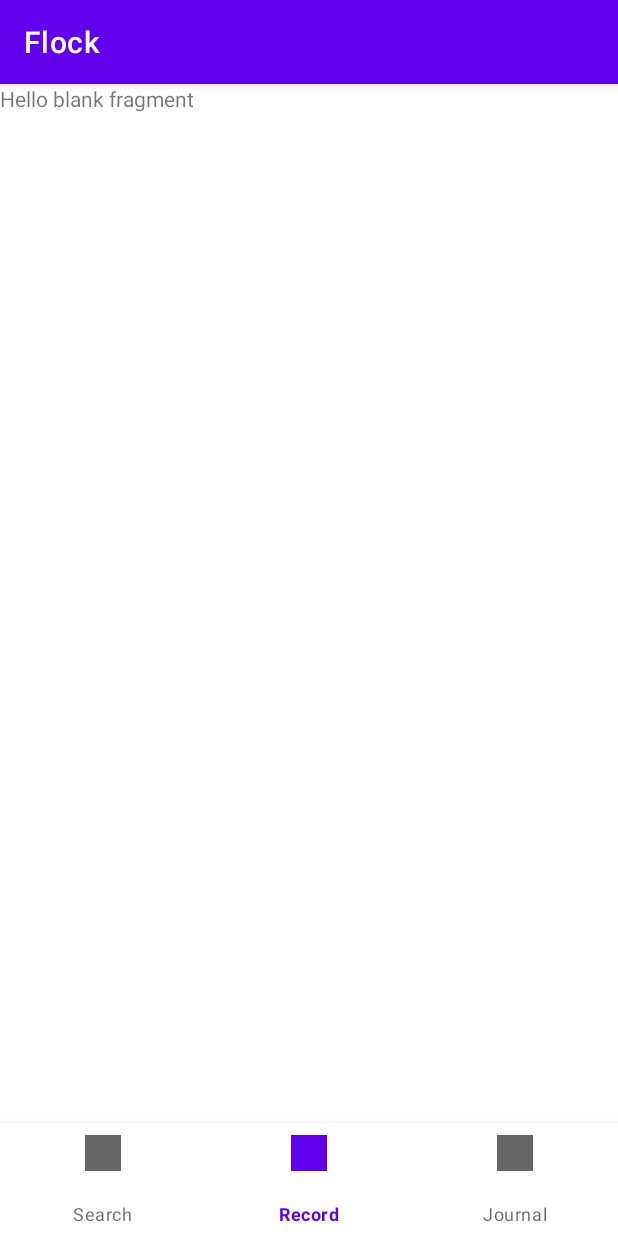
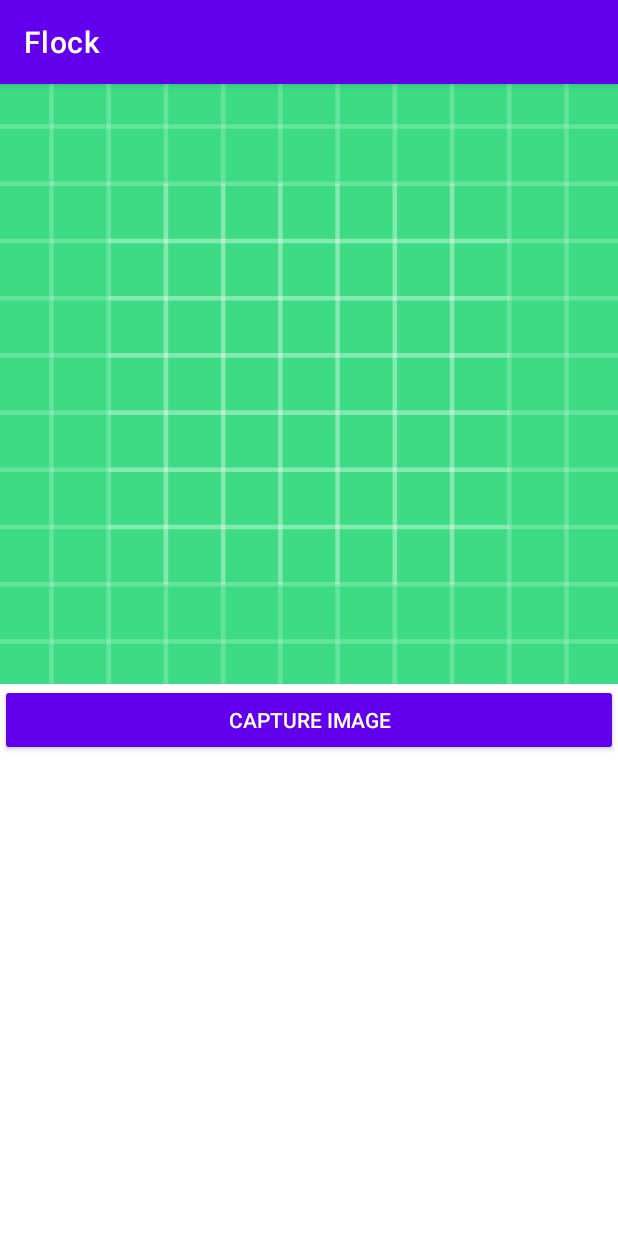
Before and after one commit to udejiofor-chidobem/flock, an Android app: the screen it shows after launch (MainActivity before the commit, Record after it), item 2 of the bottom bar chosen, on a phone screen of 412 x 824 dp. Run offline under Robolectric (Android 15) with nearby library versions, the phone set to English and light mode, and no system bars.

Commit message:
Camera works

```diff
--- a/app/src/main/java/com/example/flock/MainActivity.java
+++ b/app/src/main/java/com/example/flock/MainActivity.java
@@ -3,6 +3,7 @@ package com.example.flock;
 import androidx.annotation.NonNull;
 import androidx.appcompat.app.AppCompatActivity;
 
+import android.content.Intent;
 import android.os.Bundle;
 import android.view.MenuItem;
 
@@ -11,6 +12,8 @@ import com.google.android.material.bottomnavigation.BottomNavigationView;
 public class MainActivity extends AppCompatActivity implements BottomNavigationView.OnNavigationItemSelectedListener {
 
     BottomNavigationView bottomNavigationView;
+
+
 
     @Override
     protected void onCreate(Bundle savedInstanceState) {
@@ -24,7 +27,7 @@ public class MainActivity extends AppCompatActivity implements BottomNavigationV
 
     }
     Journal journal = new Journal();
-    Record record = new Record();
+//    Record record = new Record();
     Search search = new Search();
 
     @Override
@@ -40,7 +43,8 @@ public class MainActivity extends AppCompatActivity implements BottomNavigationV
                 return true;
 
             case R.id.record:
-                getSupportFragmentManager().beginTransaction().replace(R.id.container, record).commit();
+                Intent recordSwitch = new Intent(MainActivity.this, Record.class);
+                startActivity(recordSwitch);
                 return true;
         }
         return false;
--- a/app/src/main/java/com/example/flock/Record.java
+++ b/app/src/main/java/com/example/flock/Record.java
@@ -1,32 +1,44 @@
 package com.example.flock;
 
+import android.Manifest;
+import android.content.ContentValues;
+import android.content.Intent;
+import android.content.pm.PackageManager;
+import android.net.Uri;
+import android.os.Build;
 import android.os.Bundle;
 
+import androidx.annotation.NonNull;
+import androidx.appcompat.app.AppCompatActivity;
 import androidx.fragment.app.Fragment;
 
+import android.os.PerformanceHintManager;
+import android.provider.MediaStore;
 import android.view.LayoutInflater;
 import android.view.View;
 import android.view.ViewGroup;
+import android.widget.Button;
+import android.widget.ImageView;
+import android.widget.Toast;
 
 /**
  * A simple {@link Fragment} subclass.
  * Use the {@link Record#newInstance} factory method to
  * create an instance of this fragment.
  */
-public class Record extends Fragment {
+public class Record extends AppCompatActivity {
 
-    // TODO: Rename parameter arguments, choose names that match
-    // the fragment initialization parameters, e.g. ARG_ITEM_NUMBER
-    private static final String ARG_PARAM1 = "param1";
-    private static final String ARG_PARAM2 = "param2";
+    private static final int PERMISSION_CODE = 1000;
+    private static final int IMAGE_CAPTURE_CODE = 1001;
 
-    // TODO: Rename and change types of parameters
-    private String mParam1;
-    private String mParam2;
+    Button mCaptureBtn;
+    ImageView mImageView;
 
-    public Record() {
-        // Required empty public constructor
-    }
+    Uri image_uri;
+
+//    public Record() {
+//        // Required empty public constructor
+//    }
 
     /**
      * Use this factory method to create a new instance of
@@ -36,29 +48,99 @@ public class Record extends Fragment {
      * @param param2 Parameter 2.
      * @return A new instance of fragment Record.
      */
-    // TODO: Rename and change types and number of parameters
     public static Record newInstance(String param1, String param2) {
         Record fragment = new Record();
         Bundle args = new Bundle();
-        args.putString(ARG_PARAM1, param1);
-        args.putString(ARG_PARAM2, param2);
-        fragment.setArguments(args);
+//        args.putString(ARG_PARAM1, param1);
+//        args.putString(ARG_PARAM2, param2);
+//        fragment.setArguments(args);
         return fragment;
     }
 
     @Override
     public void onCreate(Bundle savedInstanceState) {
         super.onCreate(savedInstanceState);
-        if (getArguments() != null) {
-            mParam1 = getArguments().getString(ARG_PARAM1);
-            mParam2 = getArguments().getString(ARG_PARAM2);
+        setContentView(R.layout.fragment_record);
+//        if (getArguments() != null) {
+//            mParam1 = getArguments().getString(ARG_PARAM1);
+//            mParam2 = getArguments().getString(ARG_PARAM2);
+//        }
+
+        mImageView = findViewById(R.id.image_view);
+        mCaptureBtn = findViewById(R.id.capture_image_btn);
+
+        // button click
+        mCaptureBtn.setOnClickListener(new View.OnClickListener() {
+            @Override
+            public void onClick(View v) {
+                // if system os is >= marshmallow, request runtime permission
+                if (Build.VERSION.SDK_INT >= Build.VERSION_CODES.M) {
+                    if (checkSelfPermission(Manifest.permission.CAMERA) ==
+                            PackageManager.PERMISSION_DENIED ||
+                            checkSelfPermission(Manifest.permission.WRITE_EXTERNAL_STORAGE) ==
+                            PackageManager.PERMISSION_DENIED) {
+                        // permission not enabled, request it
+                        String[] permission = {Manifest.permission.CAMERA, Manifest.permission.WRITE_EXTERNAL_STORAGE};
+                        // show popup to request permissions
+                        requestPermissions(permission, PERMISSION_CODE);
+                    }
+                    else {
+                        // permission already granted
+                        openCamera();
+                    }
+                }
+                else {
+                    // system os < marshmallow
+                    openCamera();
+                }
+            }
+        });
+
+    }
+
+    private void openCamera() {
+        ContentValues values = new ContentValues();
+        values.put(MediaStore.Images.Media.TITLE, "New Picture");
+        values.put(MediaStore.Images.Media.DESCRIPTION, "From the Camera");
+        image_uri = getContentResolver().insert(MediaStore.Images.Media.EXTERNAL_CONTENT_URI, values);
+        // Camera intent
+        Intent cameraIntent = new Intent(MediaStore.ACTION_IMAGE_CAPTURE);
+        cameraIntent.putExtra(MediaStore.EXTRA_OUTPUT, image_uri);
+        startActivityForResult(cameraIntent, IMAGE_CAPTURE_CODE);
+    }
+
+//    @Override
+//    public View onCreateView(LayoutInflater inflater, ViewGroup container,
+//                             Bundle savedInstanceState) {
+//        // Inflate the layout for this fragment
+//        return inflater.inflate(R.layout.fragment_record, container, false);
+//    }
+
+    @Override
+    public void onRequestPermissionsResult(int requestCode, @NonNull String[] permissions, @NonNull int[] grantResults) {
+        switch (requestCode) {
+            case PERMISSION_CODE: {
+                if (grantResults.length > 0 && grantResults[0] ==
+                        PackageManager.PERMISSION_GRANTED) {
+                    // permission from popup was granted
+                    openCamera();
+                }
+                else {
+                    // permission from popup was denied
+                    Toast.makeText(this, "Permission denied...", Toast.LENGTH_SHORT).show();
+                }
+            }
         }
     }
 
     @Override
-    public View onCreateView(LayoutInflater inflater, ViewGroup container,
-                             Bundle savedInstanceState) {
-        // Inflate the layout for this fragment
-        return inflater.inflate(R.layout.fragment_record, container, false);
+    protected void onActivityResult(int requestCode, int resultCode, Intent data) {
+        // called when image was captured from camera
+
+        if (resultCode == RESULT_OK) {
+            // set the image captured to our ImageView
+            mImageView.setImageURI(image_uri);
+
+        }
     }
 }
--- a/app/src/main/res/layout/fragment_record.xml
+++ b/app/src/main/res/layout/fragment_record.xml
@@ -1,14 +1,24 @@
 <?xml version="1.0" encoding="utf-8"?>
-<FrameLayout xmlns:android="http://schemas.android.com/apk/res/android"
+<LinearLayout xmlns:android="http://schemas.android.com/apk/res/android"
     xmlns:tools="http://schemas.android.com/tools"
     android:layout_width="match_parent"
     android:layout_height="match_parent"
+    android:orientation="vertical"
+    android:gravity="center_horizontal"
     tools:context=".Record">
 
-    <!-- TODO: Update blank fragment layout -->
-    <TextView
+    <ImageView
+        android:id="@+id/image_view"
+        android:scaleType="centerCrop"
+        android:src="@drawable/ic_launcher_background"
         android:layout_width="match_parent"
-        android:layout_height="match_parent"
-        android:text="@string/hello_blank_fragment" />
+        android:layout_height="400dp"/>
 
-</FrameLayout>
+    <Button
+        android:id="@+id/capture_image_btn"
+        android:text="Capture Image"
+        style="@style/Base.Widget.AppCompat.Button.Colored"
+        android:layout_width="match_parent"
+        android:layout_height="wrap_content"/>
+
+</LinearLayout>
--- a/build.gradle
+++ b/build.gradle
@@ -1,7 +1,7 @@
 // Top-level build file where you can add configuration options common to all sub-projects/modules.
 plugins {
-    id 'com.android.application' version '7.1.2' apply false
-    id 'com.android.library' version '7.1.2' apply false
+    id 'com.android.application' version '7.3.0' apply false
+    id 'com.android.library' version '7.3.0' apply false
 }
 
 task clean(type: Delete) {
```
Also changed, not shown: app/src/main/AndroidManifest.xml (+11 -1 lines), gradle/wrapper/gradle-wrapper.properties.
